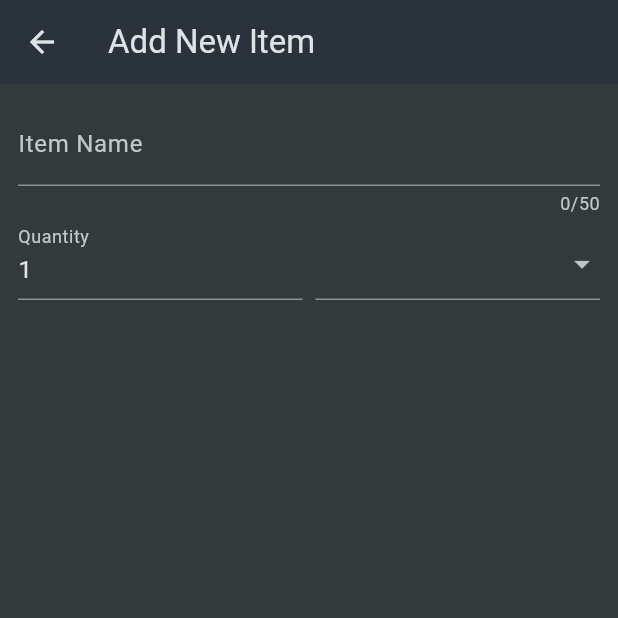
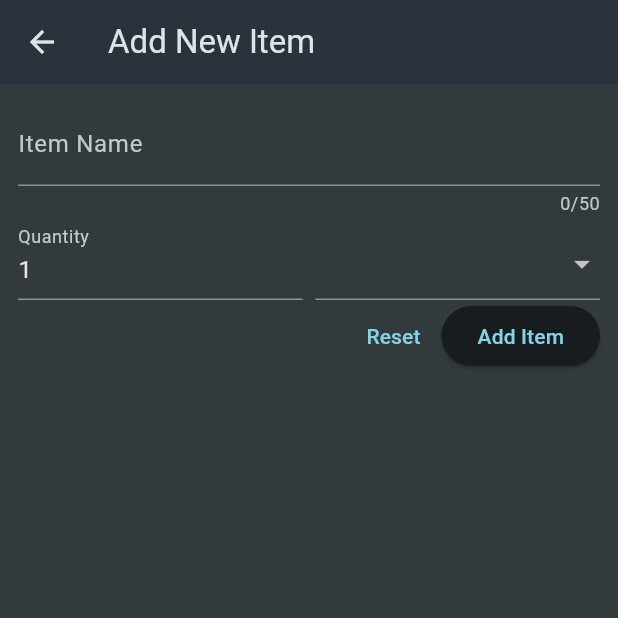
Before and after one commit to Parshav14/Shopping_List_App, a Flutter app: the NewItem screen opened directly, on a phone screen of 412 x 824 dp, the top half of it. Run offline on Flutter 3.47's test engine with Material 3 defaults, Android fonts, the phone set to English and light mode, and no system bars; missing offline and left inert: dart:ffi.

Commit message:
Added constraints for input

```diff
--- a/lib/widgets/new_item.dart
+++ b/lib/widgets/new_item.dart
@@ -14,6 +14,12 @@ class NewItem extends StatefulWidget {
 }
 
 class _NewItemState extends State<NewItem> {
+  final _formKey = GlobalKey<FormState>();
+
+  void _saveItem() {
+    _formKey.currentState!.validate();
+  }
+
   @override
   Widget build(BuildContext context) {
     return Scaffold(
@@ -23,6 +29,7 @@ class _NewItemState extends State<NewItem> {
       body: Padding(
         padding: const EdgeInsets.all(12),
         child: Form(
+          key: _formKey,
           child: Column(
             children: [
               TextFormField(
@@ -31,7 +38,13 @@ class _NewItemState extends State<NewItem> {
                   label: Text('Item Name'),
                 ),
                 validator: (value) {
-                  return 'Demo...';
+                  if (value == null ||
+                      value.isEmpty ||
+                      value.trim().length <= 1 ||
+                      value.trim().length > 50) {
+                    return 'Item name must be between 1 and 50 characters';
+                  }
+                  return 'NULL';
                 },
               ),
               Row(
@@ -42,7 +55,17 @@ class _NewItemState extends State<NewItem> {
                       decoration: const InputDecoration(
                         label: Text('Quantity'),
                       ),
+                      keyboardType: TextInputType.number,
                       initialValue: '1',
+                      validator: (value) {
+                        if (value == null ||
+                            value.isEmpty ||
+                            int.tryParse(value) == null ||
+                            int.tryParse(value)! <= 0) {
+                          return 'Must be a valid, positive number';
+                        }
+                        return 'NULL';
+                      },
                     ),
                   ),
                   const SizedBox(width: 8.5),
@@ -66,6 +89,21 @@ class _NewItemState extends State<NewItem> {
                     ], onChanged: (value) {}),
                   ),
                 ],
+              ),
+              Row(
+                mainAxisAlignment: MainAxisAlignment.end,
+                children: [
+                  TextButton(
+                    onPressed: () {
+                      _formKey.currentState!.reset();
+                    },
+                    child: const Text('Reset'),
+                  ),
+                  ElevatedButton(
+                    onPressed: _saveItem,
+                    child: const Text('Add Item'),
+                  ),
+                ],
               )
             ],
           ),
```
